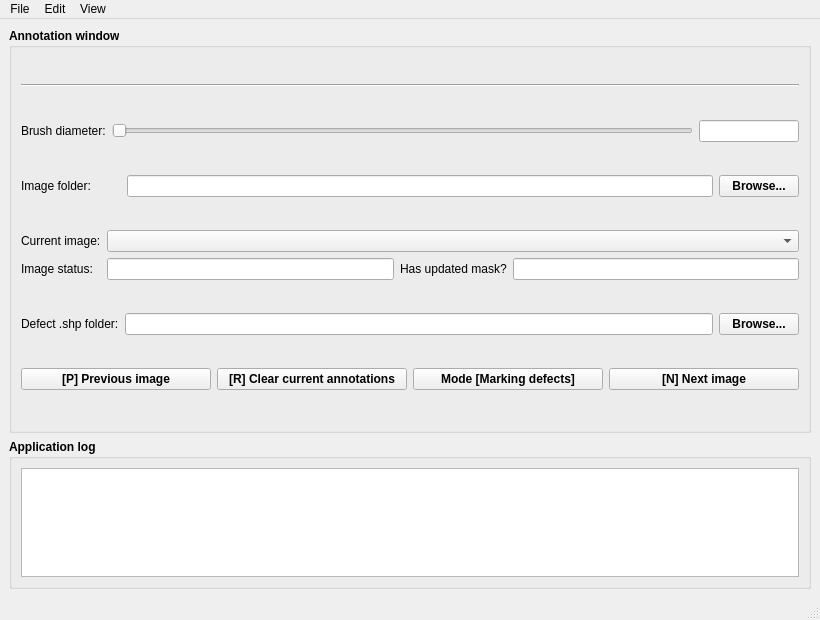
Old version of the form ui/datmant.ui in the repository is-centre/datm-annotation-tool.
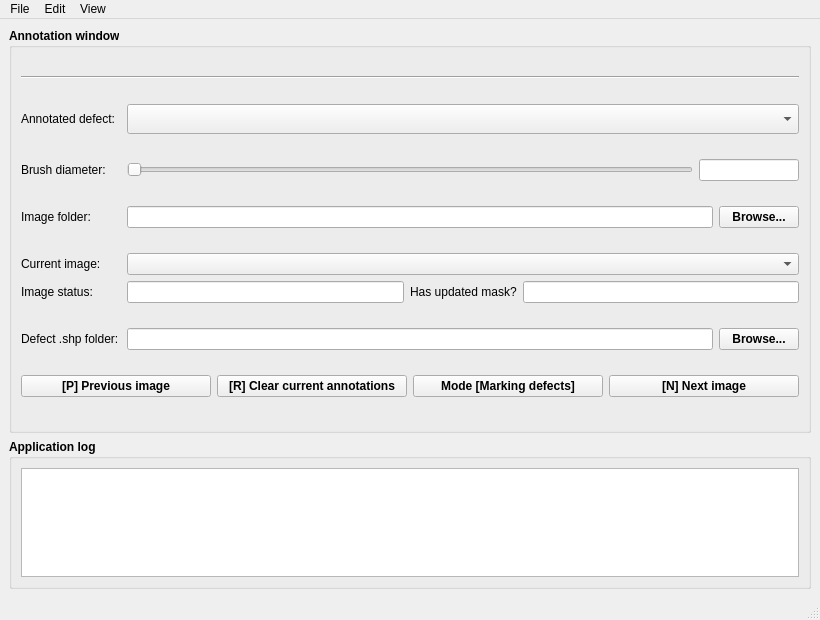
New version of the form.

Commit message: [MWE] Changes: (1) Added multi-colored masks for different defects: TODO: **solve that now saving masks takes a longer time (about twice as long)**. (2) Added color replacement (ALT+click) for defects (full connected region will be replaced with currently active paint color); (3) Added connected region deletion (CTRL+X deletes the region under cursor having the currently active color, CTRL+Q deletes the full connected region without respecting color). (4) Changed DATMANT color spec for potholes (invisible on pavement). (5) Fixed some bugs. Overall, version goes up to 1.0.0b.

```diff
--- a/ui/datmant.ui
+++ b/ui/datmant.ui
@@ -50,10 +50,61 @@
          </property>
         </widget>
        </item>
+       <item>
+        <layout class="QHBoxLayout" name="horizontalLayout_6">
+         <item>
+          <widget class="QLabel" name="label_4">
+           <property name="minimumSize">
+            <size>
+             <width>100</width>
+             <height>0</height>
+            </size>
+           </property>
+           <property name="font">
+            <font>
+             <weight>50</weight>
+             <bold>false</bold>
+            </font>
+           </property>
+           <property name="text">
+            <string>Annotated defect:</string>
+           </property>
+          </widget>
+         </item>
+         <item>
+          <widget class="QComboBox" name="lstDefectsAndColors">
+           <property name="sizePolicy">
+            <sizepolicy hsizetype="Expanding" vsizetype="Fixed">
+             <horstretch>0</horstretch>
+             <verstretch>0</verstretch>
+            </sizepolicy>
+           </property>
+           <property name="minimumSize">
+            <size>
+             <width>0</width>
+             <height>30</height>
+            </size>
+           </property>
+           <property name="font">
+            <font>
+             <weight>50</weight>
+             <bold>false</bold>
+            </font>
+           </property>
+          </widget>
+         </item>
+        </layout>
+       </item>
        <item>
         <layout class="QHBoxLayout" name="horizontalLayout_2">
          <item>
           <widget class="QLabel" name="label_2">
+           <property name="minimumSize">
+            <size>
+             <width>100</width>
+             <height>0</height>
+            </size>
+           </property>
            <property name="font">
             <font>
              <weight>50</weight>
@@ -171,6 +222,12 @@
            </item>
            <item row="2" column="0">
             <widget class="QLabel" name="label_15">
+             <property name="minimumSize">
+              <size>
+               <width>100</width>
+               <height>0</height>
+              </size>
+             </property>
              <property name="font">
               <font>
                <weight>50</weight>
@@ -213,6 +270,12 @@
            </item>
            <item row="3" column="0">
             <widget class="QLabel" name="label_14">
+             <property name="minimumSize">
+              <size>
+               <width>100</width>
+               <height>0</height>
+              </size>
+             </property>
              <property name="font">
               <font>
                <weight>50</weight>
@@ -238,6 +301,12 @@
              <verstretch>0</verstretch>
             </sizepolicy>
            </property>
+           <property name="minimumSize">
+            <size>
+             <width>100</width>
+             <height>0</height>
+            </size>
+           </property>
            <property name="font">
             <font>
              <weight>50</weight>
```
Left out of the diff: 2 changed lines with no effect on the pictures. The commit also changes 6 other files.
